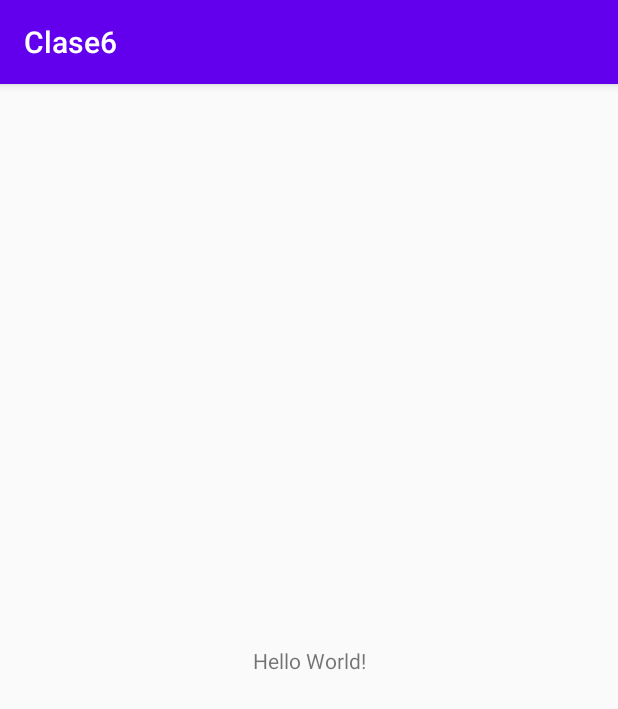
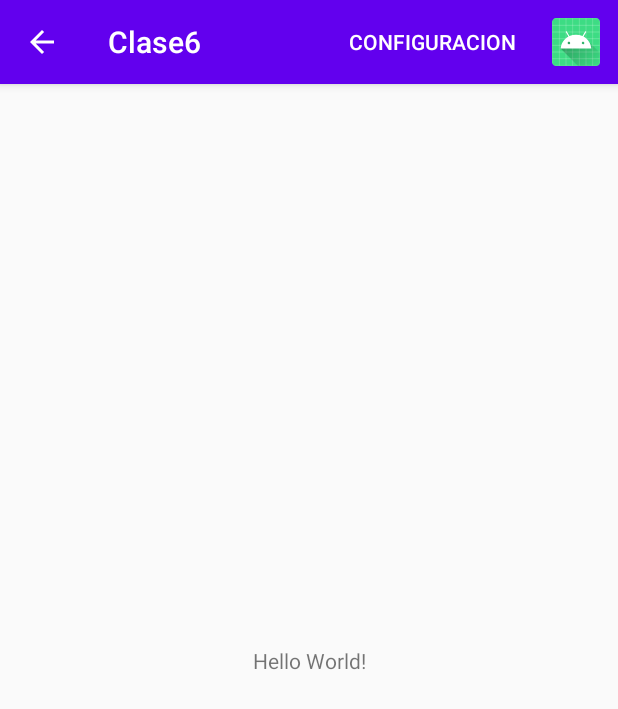
Before and after one commit to mramos88/Clase6, an Android app: the screen it shows after launch (MainActivity), on a phone screen of 412 x 824 dp. Shown: the top 709 px of the screen. Run offline under Robolectric (Android 15) with nearby library versions, the phone set to English and light mode, and no system bars.

Commit message:
Agrego menu al proyecto

```diff
--- a/app/src/main/java/com/example/clase6/MainActivity.java
+++ b/app/src/main/java/com/example/clase6/MainActivity.java
@@ -1,8 +1,12 @@
 package com.example.clase6;
 
+import androidx.appcompat.app.ActionBar;
 import androidx.appcompat.app.AppCompatActivity;
 
 import android.os.Bundle;
+import android.util.Log;
+import android.view.Menu;
+import android.view.MenuItem;
 
 public class MainActivity extends AppCompatActivity {
 
@@ -10,5 +14,29 @@ public class MainActivity extends AppCompatActivity {
     protected void onCreate(Bundle savedInstanceState) {
         super.onCreate(savedInstanceState);
         setContentView(R.layout.activity_main);
+
+        ActionBar toolbar = getSupportActionBar();
+        toolbar.setDisplayHomeAsUpEnabled(true);
+
+
+    }
+
+    @Override
+    public boolean onCreateOptionsMenu(Menu menuItem){
+            super.getMenuInflater().inflate(R.menu.menu,menuItem);
+        return true;
+    }
+
+    public boolean onOptionsItemSelected(MenuItem item){
+
+        if(item.getItemId()==R.id.opcion1){
+            Log.d("Click en menu","Se hizo click en configuracion!!!");
+        }else if(item.getItemId()==R.id.opcion2){
+            Log.d("Click en menu","Se hizo click en ALTA");
+        }else if(android.R.id.home == item.getItemId()){
+            super.finish();
+        }
+
+        return  false;
     }
 }
--- /dev/null
+++ b/app/src/main/res/menu/menu.xml
@@ -0,0 +1,6 @@
+<?xml version="1.0" encoding="utf-8"?>
+<menu xmlns:android="http://schemas.android.com/apk/res/android"
+xmlns:app="http://schemas.android.com/apk/res-auto">
+<item android:id="@+id/opcion1" android:title="Configuracion"  app:showAsAction="always"></item>
+<item android:id="@+id/opcion2" android:title="Alta" android:icon="@mipmap/ic_launcher_round" app:showAsAction="ifRoom"></item>
+</menu>
```
